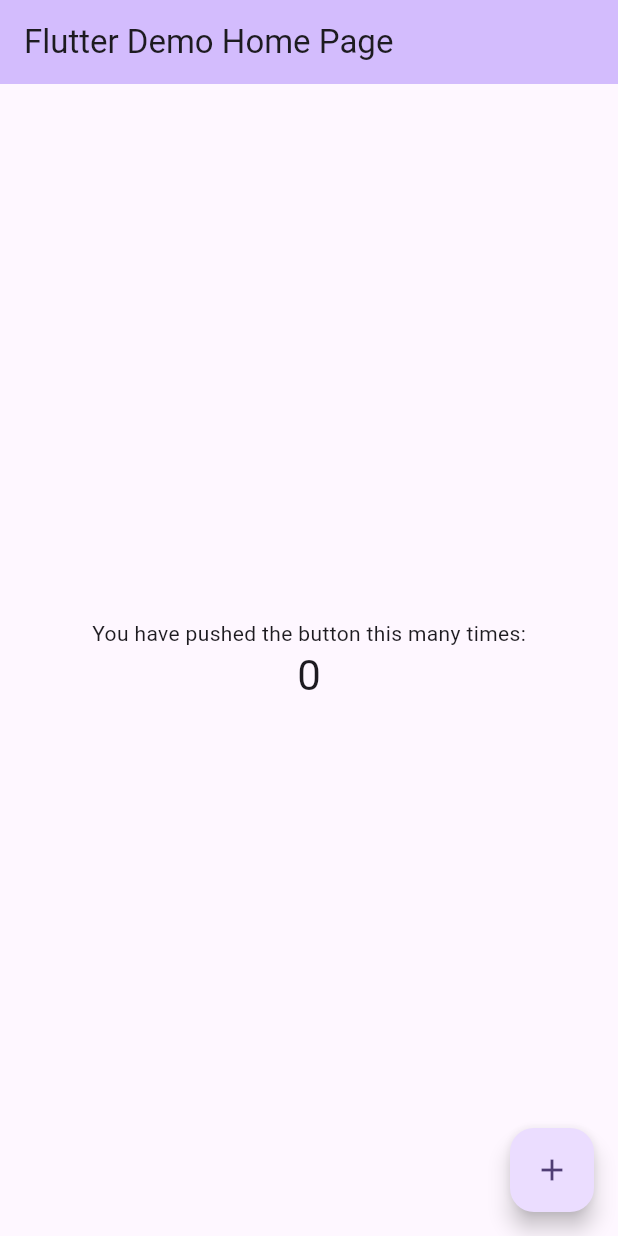
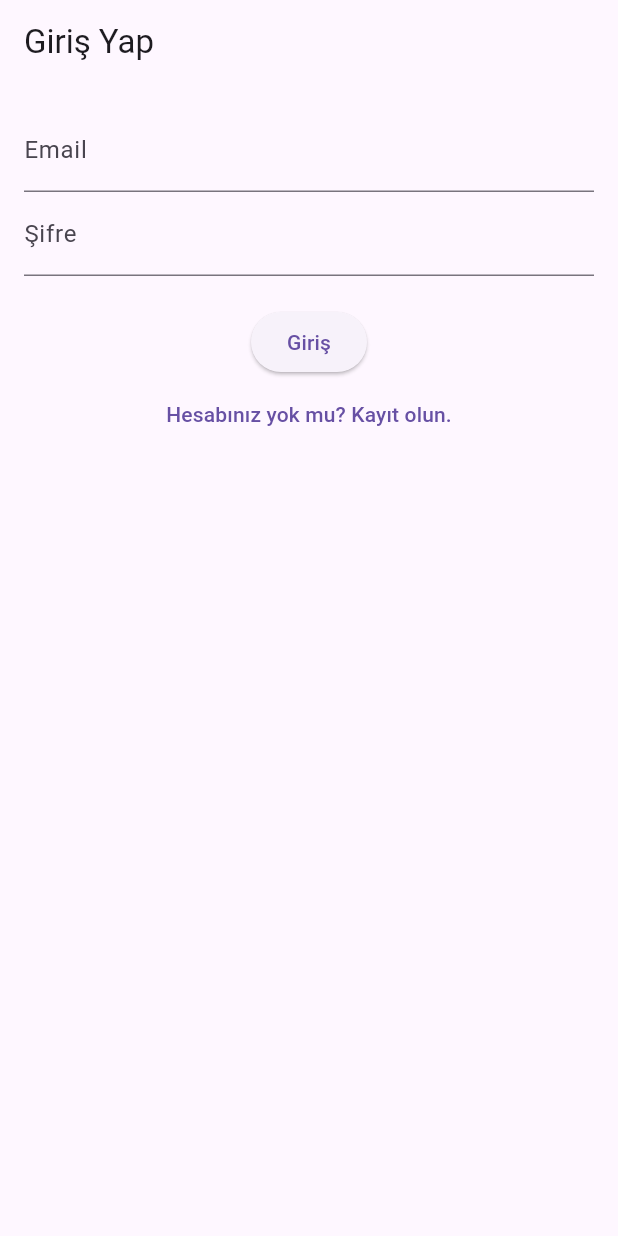
Before and after one commit to ChemieAi/thrifty, a Flutter app: the screen it shows after launch, on a phone screen of 412 x 824 dp. Run offline on Flutter 3.47's test engine with Material 3 defaults, Android fonts, the phone set to English and light mode, and no system bars; our stand-ins replace cloud_firestore, firebase_auth, firebase_core; accounts and stored records are empty.

Commit message:
main structure created. TODO: üst harcama sınırı eklenebilir. harcama kategorileri genişletilecek. profil sekmesi + bakiye miktarı eklenebilir (nakit ve kart ayrımı eklenebilir)

```diff
--- a/lib/main.dart
+++ b/lib/main.dart
@@ -1,122 +1,47 @@
 import 'package:flutter/material.dart';
+import 'package:firebase_core/firebase_core.dart';
+import 'package:firebase_auth/firebase_auth.dart';
+import 'screens/login_screen.dart';
+import 'screens/home_screen.dart';
+import 'package:intl/date_symbol_data_local.dart';
+import 'package:flutter_localizations/flutter_localizations.dart';
 
-void main() {
+void main() async {
+  WidgetsFlutterBinding.ensureInitialized();
+  await Firebase.initializeApp();
+  await initializeDateFormatting('tr_TR', null);
+
   runApp(const MyApp());
 }
 
 class MyApp extends StatelessWidget {
   const MyApp({super.key});
 
-  // This widget is the root of your application.
   @override
   Widget build(BuildContext context) {
     return MaterialApp(
-      title: 'Flutter Demo',
-      theme: ThemeData(
-        // This is the theme of your application.
-        //
-        // TRY THIS: Try running your application with "flutter run". You'll see
-        // the application has a purple toolbar. Then, without quitting the app,
-        // try changing the seedColor in the colorScheme below to Colors.green
-        // and then invoke "hot reload" (save your changes or press the "hot
-        // reload" button in a Flutter-supported IDE, or press "r" if you used
-        // the command line to start the app).
-        //
-        // Notice that the counter didn't reset back to zero; the application
-        // state is not lost during the reload. To reset the state, use hot
-        // restart instead.
-        //
-        // This works for code too, not just values: Most code changes can be
-        // tested with just a hot reload.
-        colorScheme: ColorScheme.fromSeed(seedColor: Colors.deepPurple),
+      title: 'Thrifty',
+      theme: ThemeData.light(),
+      supportedLocales: const [
+        Locale('tr', 'TR'), // Türkçe desteği
+        Locale('en', 'US'), // İngilizce fallback
+      ],
+      localizationsDelegates: const [
+        GlobalMaterialLocalizations.delegate,
+        GlobalWidgetsLocalizations.delegate,
+        GlobalCupertinoLocalizations.delegate,
+      ],
+      home: StreamBuilder<User?>(
+        stream: FirebaseAuth.instance.authStateChanges(),
+        builder: (context, snapshot) {
+          if (snapshot.connectionState == ConnectionState.waiting) {
+            return const Scaffold(
+              body: Center(child: CircularProgressIndicator()),
+            );
+          }
+          return snapshot.hasData ? const HomeScreen() : const LoginScreen();
+        },
       ),
-      home: const MyHomePage(title: 'Flutter Demo Home Page'),
     );
   }
 }
-
-class MyHomePage extends StatefulWidget {
-  const MyHomePage({super.key, required this.title});
-
-  // This widget is the home page of your application. It is stateful, meaning
-  // that it has a State object (defined below) that contains fields that affect
-  // how it looks.
-
-  // This class is the configuration for the state. It holds the values (in this
-  // case the title) provided by the parent (in this case the App widget) and
-  // used by the build method of the State. Fields in a Widget subclass are
-  // always marked "final".
-
-  final String title;
-
-  @override
-  State<MyHomePage> createState() => _MyHomePageState();
-}
-
-class _MyHomePageState extends State<MyHomePage> {
-  int _counter = 0;
-
-  void _incrementCounter() {
-    setState(() {
-      // This call to setState tells the Flutter framework that something has
-      // changed in this State, which causes it to rerun the build method below
-      // so that the display can reflect the updated values. If we changed
-      // _counter without calling setState(), then the build method would not be
-      // called again, and so nothing would appear to happen.
-      _counter++;
-    });
-  }
-
-  @override
-  Widget build(BuildContext context) {
-    // This method is rerun every time setState is called, for instance as done
-    // by the _incrementCounter method above.
-    //
-    // The Flutter framework has been optimized to make rerunning build methods
-    // fast, so that you can just rebuild anything that needs updating rather
-    // than having to individually change instances of widgets.
-    return Scaffold(
-      appBar: AppBar(
-        // TRY THIS: Try changing the color here to a specific color (to
-        // Colors.amber, perhaps?) and trigger a hot reload to see the AppBar
-        // change color while the other colors stay the same.
-        backgroundColor: Theme.of(context).colorScheme.inversePrimary,
-        // Here we take the value from the MyHomePage object that was created by
-        // the App.build method, and use it to set our appbar title.
-        title: Text(widget.title),
-      ),
-      body: Center(
-        // Center is a layout widget. It takes a single child and positions it
-        // in the middle of the parent.
-        child: Column(
-          // Column is also a layout widget. It takes a list of children and
-          // arranges them vertically. By default, it sizes itself to fit its
-          // children horizontally, and tries to be as tall as its parent.
-          //
-          // Column has various properties to control how it sizes itself and
-          // how it positions its children. Here we use mainAxisAlignment to
-          // center the children vertically; the main axis here is the vertical
-          // axis because Columns are vertical (the cross axis would be
-          // horizontal).
-          //
-          // TRY THIS: Invoke "debug painting" (choose the "Toggle Debug Paint"
-          // action in the IDE, or press "p" in the console), to see the
-          // wireframe for each widget.
-          mainAxisAlignment: MainAxisAlignment.center,
-          children: <Widget>[
-            const Text('You have pushed the button this many times:'),
-            Text(
-              '$_counter',
-              style: Theme.of(context).textTheme.headlineMedium,
-            ),
-          ],
-        ),
-      ),
-      floatingActionButton: FloatingActionButton(
-        onPressed: _incrementCounter,
-        tooltip: 'Increment',
-        child: const Icon(Icons.add),
-      ), // This trailing comma makes auto-formatting nicer for build methods.
-    );
-  }
-}
--- /dev/null
+++ b/lib/screens/login_screen.dart
@@ -0,0 +1,52 @@
+import 'package:flutter/material.dart';
+import 'package:thrifty/services/auth_service.dart';
+import 'package:thrifty/screens/register_screen.dart';
+import 'package:thrifty/screens/home_screen.dart';
+
+class LoginScreen extends StatefulWidget {
+  const LoginScreen({super.key});
+
+  @override
+  State<LoginScreen> createState() => _LoginScreenState();
+}
+
+class _LoginScreenState extends State<LoginScreen> {
+  final _emailController = TextEditingController();
+  final _passwordController = TextEditingController();
+  final _authService = AuthService();
+
+  void _login() async {
+    try {
+      await _authService.signIn(
+        _emailController.text.trim(),
+        _passwordController.text.trim(),
+      );
+    } catch (e) {
+      ScaffoldMessenger.of(context).showSnackBar(
+        SnackBar(content: Text("Giriş başarısız: $e")),
+      );
+    }
+  }
+
+  @override
+  Widget build(BuildContext context) {
+    return Scaffold(
+      appBar: AppBar(title: const Text('Giriş Yap')),
+      body: Padding(
+        padding: const EdgeInsets.all(16),
+        child: Column(
+          children: [
+            TextField(controller: _emailController, decoration: const InputDecoration(labelText: 'Email')),
+            TextField(controller: _passwordController, decoration: const InputDecoration(labelText: 'Şifre'), obscureText: true),
+            const SizedBox(height: 20),
+            ElevatedButton(onPressed: _login, child: const Text('Giriş')),
+            TextButton(
+              onPressed: () => Navigator.push(context, MaterialPageRoute(builder: (_) => const RegisterScreen())),
+              child: const Text('Hesabınız yok mu? Kayıt olun.'),
+            ),
+          ],
+        ),
+      ),
+    );
+  }
+}
--- /dev/null
+++ b/lib/services/auth_service.dart
@@ -0,0 +1,27 @@
+import 'package:firebase_auth/firebase_auth.dart';
+
+class AuthService {
+  final FirebaseAuth _auth = FirebaseAuth.instance;
+
+  Stream<User?> get authStateChanges => _auth.authStateChanges();
+
+  Future<User?> signUp(String email, String password) async {
+    final userCred = await _auth.createUserWithEmailAndPassword(
+      email: email,
+      password: password,
+    );
+    return userCred.user;
+  }
+
+  Future<User?> signIn(String email, String password) async {
+    final userCred = await _auth.signInWithEmailAndPassword(
+      email: email,
+      password: password,
+    );
+    return userCred.user;
+  }
+
+  Future<void> signOut() async {
+    await _auth.signOut();
+  }
+}
```
Also changed, not shown: lib/models/expense.dart (added, +40 -0 lines), lib/screens/add_expense_screen.dart (added, +136 -0 lines), lib/screens/home_screen.dart (added, +131 -0 lines), lib/screens/register_screen.dart (added, +47 -0 lines), lib/widgets/expense_card.dart (added, +38 -0 lines), pubspec.yaml (+10 -1 lines), lib/screens/analytics_screen.dart (added), lib/services/firestore_service.dart (added), lib/widgets/category_selector.dart (added), pubspec.lock, 7 other files.
